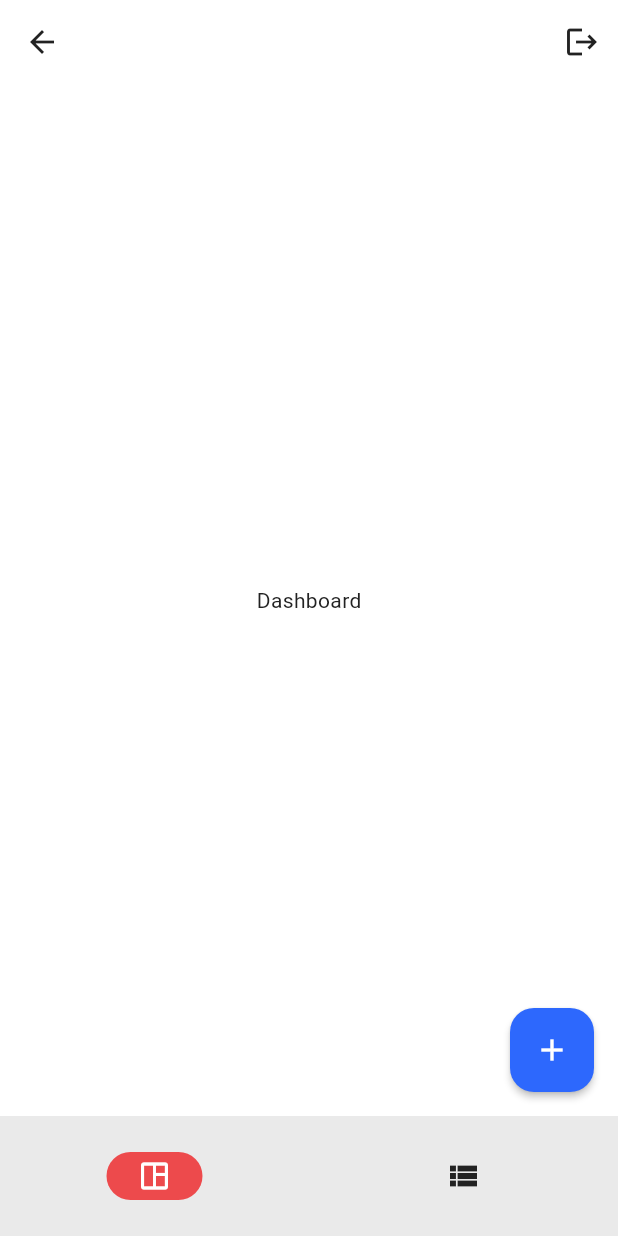
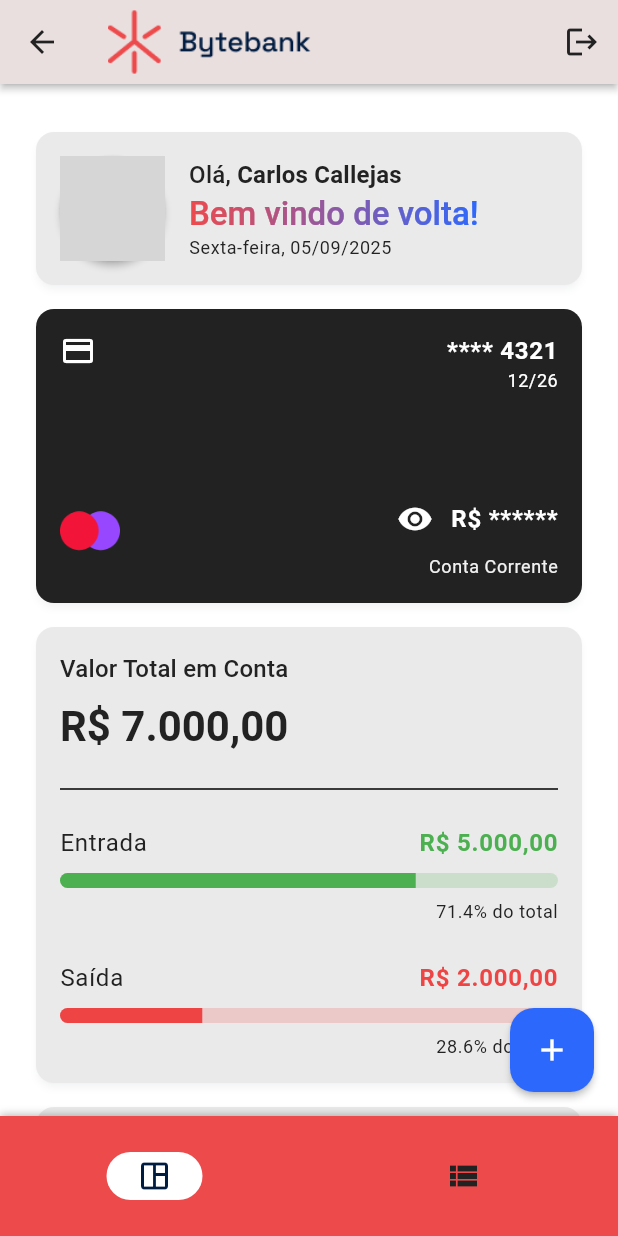
Before and after one commit to carloscallejas91/bytebank_app, a Flutter app: the HomeScreen screen opened by its route, on a phone screen of 412 x 824 dp. Run offline on Flutter 3.47's test engine with Material 3 defaults, Android fonts, the phone set to English and light mode, and no system bars; drawn by our look-alikes of simple_gradient_text; our stand-ins replace firebase_auth, firebase_core, get; accounts and stored records are empty; network calls fail; grey boxes are pictures that could not be loaded.

Commit message:
feat: Implementa Dashboard com cards e informações financeiras
Este commit introduz a tela de Dashboard com diversos widgets para exibir informações financeiras do usuário, além de melhorias na tela Home e adição de novas dependências.

- **Dashboard:**
  - Adiciona `DashboardScreen` que exibe informações como:
    - `HeaderWidget`: Saudação ao usuário, data atual e avatar.
    - `CreditCardWidget`: Detalhes do cartão de crédito (número, validade, saldo, tipo de conta).
    - `BalanceSummaryWidget`: Resumo do saldo total, entradas e saídas com barras de progresso.
    - `SpendingSummaryWidget`: Gastos por categoria com barras de progresso e formatação de valores.
  - Cria `DashboardController` para gerenciar o estado da tela, incluindo a data atual formatada e dados de exemplo para gastos.
  - Adiciona `DateFormatter` para formatar a data exibida no `HeaderWidget`.
  - Inclui novos widgets reutilizáveis:
    - `AvatarWidget`: Exibe a imagem de perfil do usuário.
    - `UserInfoWidget`: Exibe o nome do usuário, mensagem de saudação e data.
    - `GradientTextWidget`: Texto com gradiente de cores.

- **Tela Home:**
  - Atualiza a `AppBar` para exibir o logotipo da aplicação e ajustar cores e elevação.
  - Melhora o `NavigationBar` com cores personalizadas, sombra e tooltip no `FloatingActionButton`.
  - Integra a `DashboardScreen` como a primeira aba da Home.

- **Configuração e Dependências:**
  - Adiciona as dependências `intl`, `simple_gradient_text` e `fl_chart` ao `pubspec.yaml` para formatação de datas/moedas, textos com gradiente e gráficos, respectivamente.
  - Inicializa a formatação de data para 'pt_BR' no `main.dart`.
  - Registra o `DashboardController` no `HomeBinding`.
  - Adiciona a imagem `brand.png` aos assets do projeto em `app_assets.dart`.

```diff
--- a/lib/app/ui/constants/app_assets.dart
+++ b/lib/app/ui/constants/app_assets.dart
@@ -3,6 +3,7 @@ class AppAssets {
 
   // --- IMAGES ---
   static const String logo = 'assets/images/logotipo.png';
+  static const String brand = 'assets/images/brand.png';
 
 // --- ICONS ---
 // static const String logoIcon = 'assets/icons/ic-logotipo.png';
--- /dev/null
+++ b/lib/app/utils/date_formatter.dart
@@ -0,0 +1,12 @@
+import 'package:intl/intl.dart';
+
+class DateFormatter {
+  static const String _locale = 'pt_BR';
+
+  static String formatDayOfWeekWithDate() {
+    final now = DateTime.now();
+    final formattedDate = DateFormat('EEEE, dd/MM/yyyy', _locale).format(now);
+
+    return formattedDate[0].toUpperCase() + formattedDate.substring(1);
+  }
+}
--- a/lib/main.dart
+++ b/lib/main.dart
@@ -1,6 +1,7 @@
 import 'package:firebase_core/firebase_core.dart';
 import 'package:flutter/material.dart';
 import 'package:get/get.dart';
+import 'package:intl/date_symbol_data_local.dart';
 import 'package:mobile_app/app/bindings/app_binding.dart';
 import 'package:mobile_app/app/routes/app_pages.dart';
 import 'package:mobile_app/app/ui/theme/app_theme.dart';
@@ -11,6 +12,8 @@ void main() async {
   WidgetsFlutterBinding.ensureInitialized();
 
   await Firebase.initializeApp(options: DefaultFirebaseOptions.currentPlatform);
+
+  await initializeDateFormatting('pt_BR', null);
 
   runApp(const MyApp());
 }
--- /dev/null
+++ b/lib/modules/dashboard/controllers/dashboard_controller.dart
@@ -0,0 +1,14 @@
+import 'package:get/get.dart';
+import 'package:mobile_app/app/utils/date_formatter.dart';
+
+class DashboardController extends GetxController {
+  final String now = DateFormatter.formatDayOfWeekWithDate();
+
+  final Map<String, double> sampleSpending = {
+    'PIX': 1200.0,
+    'Cartão de Crédito': 800.0,
+    'Boleto': 450.0,
+    'Cartão de Débito': 60.0,
+    'Vale Alimentação': 40.0,
+  };
+}
--- /dev/null
+++ b/lib/modules/dashboard/ui/dashboard_screen.dart
@@ -0,0 +1,45 @@
+import 'package:flutter/material.dart';
+import 'package:get/get.dart';
+import 'package:mobile_app/modules/dashboard/controllers/dashboard_controller.dart';
+import 'package:mobile_app/modules/dashboard/widgets/balance_summary_widget.dart';
+import 'package:mobile_app/modules/dashboard/widgets/credit_card_widget.dart';
+import 'package:mobile_app/modules/dashboard/widgets/header_widget.dart';
+import 'package:mobile_app/modules/dashboard/widgets/spending_summary_widget.dart';
+
+class DashboardScreen extends StatelessWidget {
+  const DashboardScreen({super.key});
+
+  @override
+  Widget build(BuildContext context) {
+    final controller = Get.find<DashboardController>();
+
+    return SizedBox(
+      width: double.infinity,
+      child: Column(
+        mainAxisAlignment: MainAxisAlignment.start,
+        crossAxisAlignment: CrossAxisAlignment.start,
+        spacing: 16,
+        children: [
+          HeaderWidget(
+            name: 'Carlos Callejas',
+            message: 'Bem vindo de volta!',
+            date: controller.now,
+            url: 'https://randomuser.me/api/portraits/men/76.jpg',
+          ),
+          CreditCardWidget(
+            number: '4321',
+            validity: '12/26',
+            balance: '12.555,00',
+            accountType: 'Conta Corrente',
+          ),
+          const BalanceSummaryWidget(
+            total: 7000.00,
+            income: 5000.00,
+            expenses: 2000.00,
+          ),
+          SpendingSummaryWidget(spendingData: controller.sampleSpending),
+        ],
+      ),
+    );
+  }
+}
--- /dev/null
+++ b/lib/modules/dashboard/widgets/avatar_widget.dart
@@ -0,0 +1,17 @@
+import 'package:flutter/material.dart';
+
+class AvatarWidget extends StatelessWidget {
+  final String url;
+
+  const AvatarWidget({super.key, required this.url});
+
+  @override
+  Widget build(BuildContext context) {
+    return Material(
+      color: Colors.transparent,
+      shape: CircleBorder(),
+      elevation: 2,
+      child: CircleAvatar(backgroundImage: NetworkImage(url), radius: 35),
+    );
+  }
+}
--- /dev/null
+++ b/lib/modules/dashboard/widgets/balance_summary_widget.dart
@@ -0,0 +1,112 @@
+import 'package:flutter/material.dart';
+import 'package:get/get.dart';
+import 'package:intl/intl.dart';
+
+class BalanceSummaryWidget extends StatelessWidget {
+  final double total;
+  final double income;
+  final double expenses;
+
+  const BalanceSummaryWidget({
+    super.key,
+    required this.total,
+    required this.income,
+    required this.expenses,
+  });
+
+  @override
+  Widget build(BuildContext context) {
+    final theme = Theme.of(context);
+
+    final NumberFormat currencyFormatter = NumberFormat.currency(
+      locale: 'pt_BR',
+      symbol: 'R\$',
+    );
+
+    return Card(
+      margin: EdgeInsets.zero,
+      color: theme.colorScheme.surface,
+      shape: RoundedRectangleBorder(borderRadius: BorderRadius.circular(12)),
+      child: Padding(
+        padding: const EdgeInsets.all(16.0),
+        child: Column(
+          crossAxisAlignment: CrossAxisAlignment.stretch,
+          children: [
+            Text('Valor Total em Conta', style: theme.textTheme.titleMedium),
+            const SizedBox(height: 8),
+            Text(
+              currencyFormatter.format(total),
+              style: theme.textTheme.headlineMedium?.copyWith(
+                fontWeight: FontWeight.bold,
+              ),
+            ),
+            const SizedBox(height: 16),
+            const Divider(),
+            const SizedBox(height: 16),
+            _financialProgressBar(
+              label: 'Entrada',
+              value: income,
+              percentage: total > 0 ? income / total : 0,
+              color: Colors.green,
+              currencyFormatter: currencyFormatter,
+            ),
+            const SizedBox(height: 24),
+            _financialProgressBar(
+              label: 'Saída',
+              value: expenses,
+              percentage: total > 0 ? expenses / total : 0,
+              color: theme.colorScheme.error,
+              currencyFormatter: currencyFormatter,
+            ),
+          ],
+        ),
+      ),
+    );
+  }
+
+  Widget _financialProgressBar({
+    required String label,
+    required double value,
+    required double percentage,
+    required Color color,
+    required NumberFormat currencyFormatter,
+  }) {
+    final theme = Theme.of(Get.context!);
+
+    return Column(
+      crossAxisAlignment: CrossAxisAlignment.start,
+      spacing: 8,
+      children: [
+        Row(
+          mainAxisAlignment: MainAxisAlignment.spaceBetween,
+          children: [
+            Text(label, style: theme.textTheme.bodyLarge),
+            Text(
+              currencyFormatter.format(value),
+              style: theme.textTheme.bodyLarge?.copyWith(
+                fontWeight: FontWeight.bold,
+                color: color,
+              ),
+            ),
+          ],
+        ),
+        ClipRRect(
+          borderRadius: BorderRadius.circular(10),
+          child: LinearProgressIndicator(
+            value: percentage,
+            minHeight: 10,
+            valueColor: AlwaysStoppedAnimation<Color>(color),
+            backgroundColor: color.withValues(alpha: 0.2),
+          ),
+        ),
+        Align(
+          alignment: Alignment.centerRight,
+          child: Text(
+            '${(percentage * 100).toStringAsFixed(1)}% do total',
+            style: theme.textTheme.bodySmall,
+          ),
+        ),
+      ],
+    );
+  }
+}
--- /dev/null
+++ b/lib/modules/dashboard/widgets/credit_card_widget.dart
@@ -0,0 +1,107 @@
+import 'package:flutter/material.dart';
+import 'package:mobile_app/app/ui/constants/app_assets.dart';
+
+class CreditCardWidget extends StatelessWidget {
+  final String number;
+  final String validity;
+  final String balance;
+  final String accountType;
+
+  const CreditCardWidget({
+    super.key,
+    required this.number,
+    required this.validity,
+    required this.balance,
+    required this.accountType,
+  });
+
+  @override
+  Widget build(BuildContext context) {
+    final theme = Theme.of(context);
+
+    const Color background = Color(0xFF222222);
+    const Color foreground = Color(0xFFFFFFFF);
+    const Color foregroundAlt = Color(0xFFF1F1F1);
+
+    return Card(
+      margin: EdgeInsets.zero,
+      color: background,
+      shape: RoundedRectangleBorder(borderRadius: BorderRadius.circular(12)),
+      child: Padding(
+        padding: const EdgeInsets.all(16.0),
+        child: Column(
+          spacing: 60,
+          children: [
+            _buildHeader(foreground, theme),
+            _buildContent(foreground, theme, foregroundAlt),
+          ],
+        ),
+      ),
+    );
+  }
+
+  Widget _buildHeader(Color foreground, ThemeData theme) {
+    return Row(
+      mainAxisAlignment: MainAxisAlignment.spaceBetween,
+      crossAxisAlignment: CrossAxisAlignment.start,
+      children: [
+        Icon(Icons.credit_card, color: foreground),
+        Column(
+          crossAxisAlignment: CrossAxisAlignment.end,
+          children: [
+            Text(
+              '**** $number',
+              style: theme.textTheme.bodyLarge!.copyWith(
+                color: foreground,
+                fontWeight: FontWeight.bold,
+              ),
+            ),
+            Text(
+              validity,
+              style: theme.textTheme.bodySmall!.copyWith(color: foreground),
+            ),
+          ],
+        ),
+      ],
+    );
+  }
+
+  Widget _buildContent(Color foreground, ThemeData theme, Color foregroundAlt) {
+    return Row(
+      mainAxisAlignment: MainAxisAlignment.spaceBetween,
+      crossAxisAlignment: CrossAxisAlignment.center,
+      children: [
+        Image.asset(AppAssets.brand, width: 40),
+        Column(
+          crossAxisAlignment: CrossAxisAlignment.end,
+          children: [
+            Row(
+              children: [
+                Row(
+                  crossAxisAlignment: CrossAxisAlignment.center,
+                  children: [
+                    IconButton(
+                      onPressed: () {},
+                      icon: Icon(Icons.visibility, color: foreground),
+                    ),
+                    Text(
+                      'R\$ ******', // balance
+                      style: theme.textTheme.bodyLarge!.copyWith(
+                        color: foreground,
+                        fontWeight: FontWeight.bold,
+                      ),
+                    ),
+                  ],
+                ),
+              ],
+            ),
+            Text(
+              accountType,
+              style: theme.textTheme.bodySmall!.copyWith(color: foregroundAlt),
+            ),
+          ],
+        ),
+      ],
+    );
+  }
+}
--- /dev/null
+++ b/lib/modules/dashboard/widgets/header_widget.dart
@@ -0,0 +1,41 @@
+import 'package:flutter/material.dart';
+import 'package:mobile_app/modules/dashboard/widgets/avatar_widget.dart';
+import 'package:mobile_app/modules/dashboard/widgets/user_info_widget.dart';
+
+class HeaderWidget extends StatelessWidget {
+  final String name;
+  final String message;
+  final String date;
+  final String url;
+
+  const HeaderWidget({
+    super.key,
+    required this.name,
+    required this.message,
+    required this.date,
+    required this.url,
+  });
+
+  @override
+  Widget build(BuildContext context) {
+    final theme = Theme.of(context);
+
+    return Card(
+      margin: EdgeInsets.zero,
+      color: theme.colorScheme.surface,
+      shape: RoundedRectangleBorder(borderRadius: BorderRadius.circular(12)),
+      child: Padding(
+        padding: const EdgeInsets.all(16.0),
+        child: Row(
+          mainAxisAlignment: MainAxisAlignment.start,
+          crossAxisAlignment: CrossAxisAlignment.center,
+          spacing: 16,
+          children: [
+            AvatarWidget(url: url),
+            UserInfoWidget(name: name, message: message, date: date),
+          ],
+        ),
+      ),
+    );
+  }
+}
--- /dev/null
+++ b/lib/modules/dashboard/widgets/spending_summary_widget.dart
@@ -0,0 +1,150 @@
+import 'dart:math';
+
+import 'package:flutter/material.dart';
+import 'package:get/get.dart';
+import 'package:intl/intl.dart';
+
+
+
+class SpendingSummaryWidget extends StatelessWidget {
+  final Map<String, double> spendingData;
+
+  const SpendingSummaryWidget({super.key, required this.spendingData});
+
+  @override
+  Widget build(BuildContext context) {
+    final theme = Theme.of(context);
+
+    final List<Color> progressBarColors = [
+      Colors.blueAccent,
+      Colors.purpleAccent,
+      Colors.orangeAccent,
+      Colors.teal,
+      Colors.redAccent,
+      Colors.indigoAccent,
+      Colors.greenAccent,
+    ];
+
+    final NumberFormat currencyFormatter = NumberFormat.currency(
+      locale: 'pt_BR',
+      symbol: 'R\$',
+    );
+
+    final Map<String, double> processedCategories = _processSpendingData(
+      spendingData,
+    );
+
+    final double totalSpending = spendingData.values.reduce(
+      (sum, item) => sum + item,
+    );
+
+    final Random random = Random();
+
+    return Card(
+      margin: EdgeInsets.zero,
+      color: theme.colorScheme.surface,
+      shape: RoundedRectangleBorder(borderRadius: BorderRadius.circular(12)),
+      child: Padding(
+        padding: const EdgeInsets.all(16.0),
+        child: Column(
+          crossAxisAlignment: CrossAxisAlignment.stretch,
+          spacing: 16,
+          children: [
+            Text('Gastos por Categoria', style: theme.textTheme.titleMedium),
+            const Divider(),
+            ...processedCategories.entries.map((entry) {
+              final String category = entry.key;
+              final double value = entry.value;
+              final double percentage = totalSpending > 0
+                  ? value / totalSpending
+                  : 0;
+
+              final Color barColor =
+                  progressBarColors[random.nextInt(progressBarColors.length)];
+
+              return _spendingCategoryRow(
+                categoryName: category,
+                value: value,
+                percentage: percentage,
+                currencyFormatter: currencyFormatter,
+                barColor: barColor,
+              );
+            }),
+          ],
+        ),
+      ),
+    );
+  }
+
+  Widget _spendingCategoryRow({
+    required String categoryName,
+    required double value,
+    required double percentage,
+    required NumberFormat currencyFormatter,
+    required Color barColor,
+  }) {
+    final theme = Theme.of(Get.context!);
+
+    return Padding(
+      padding: const EdgeInsets.symmetric(vertical: 12.0),
+      child: Column(
+        crossAxisAlignment: CrossAxisAlignment.start,
+        children: [
+          Row(
+            mainAxisAlignment: MainAxisAlignment.spaceBetween,
+            children: [
+              Text(categoryName, style: theme.textTheme.bodyLarge),
+              Text(
+                currencyFormatter.format(value),
+                style: theme.textTheme.bodyLarge?.copyWith(
+                  fontWeight: FontWeight.bold,
+                ),
+              ),
+            ],
+          ),
+          const SizedBox(height: 8),
+          ClipRRect(
+            borderRadius: BorderRadius.circular(10),
+            child: LinearProgressIndicator(
+              value: percentage,
+              minHeight: 10,
+              valueColor: AlwaysStoppedAnimation<Color>(barColor),
+              backgroundColor: barColor.withValues(alpha: 0.2),
+            ),
+          ),
+          const SizedBox(height: 4),
+          Text(
+            '${(percentage * 100).toStringAsFixed(1)}% do total de gastos',
+            style: theme.textTheme.bodySmall,
+          ),
+        ],
+      ),
+    );
+  }
+}
+
+Map<String, double> _processSpendingData(Map<String, double> spendingData) {
+  if (spendingData.isEmpty) return {};
+
+  final double totalSpending = spendingData.values.reduce(
+    (sum, item) => sum + item,
+  );
+  double threshold = 0.03;
+  double othersValue = 0.0;
+
+  final Map<String, double> mainCategories = {};
+
+  spendingData.forEach((category, value) {
+    if (totalSpending <= 0 || value <= 0) return;
+
+    if (value / totalSpending < threshold) {
+      othersValue += value;
+    } else {
+      mainCategories[category] = value;
+    }
+  });
+
+  if (othersValue > 0) mainCategories['Outros'] = othersValue;
+
+  return mainCategories;
+}
--- /dev/null
+++ b/lib/modules/dashboard/widgets/user_info_widget.dart
@@ -0,0 +1,39 @@
+import 'package:flutter/material.dart';
+import 'package:mobile_app/modules/home/widgets/gradient_text_widget.dart';
+
+class UserInfoWidget extends StatelessWidget {
+  final String name;
+  final String message;
+  final String date;
+
+  const UserInfoWidget({
+    super.key,
+    required this.name,
+    required this.message,
+    required this.date,
+  });
+
+  @override
+  Widget build(BuildContext context) {
+    final theme = Theme.of(context);
+
+    return Column(
+      crossAxisAlignment: CrossAxisAlignment.start,
+      children: [
+        Row(
+          children: [
+            Text('Olá, ', style: theme.textTheme.titleMedium),
+            Text(
+              name,
+              style: theme.textTheme.titleMedium!.copyWith(
+                fontWeight: FontWeight.bold,
+              ),
+            ),
+          ],
+        ),
+        GradientTextWidget(gradientText: message),
+        Text(date, style: theme.textTheme.bodySmall),
+      ],
+    );
+  }
+}
--- a/lib/modules/home/home_binding.dart
+++ b/lib/modules/home/home_binding.dart
@@ -1,9 +1,11 @@
 import 'package:get/get.dart';
+import 'package:mobile_app/modules/dashboard/controllers/dashboard_controller.dart';
 import 'package:mobile_app/modules/home/controllers/home_controller.dart';
 
 class HomeBinding implements Bindings {
   @override
   void dependencies() {
     Get.lazyPut<HomeController>(() => HomeController(), fenix: true);
+    Get.lazyPut<DashboardController>(() => DashboardController(), fenix: true);
   }
 }
--- a/lib/modules/home/ui/home_screen.dart
+++ b/lib/modules/home/ui/home_screen.dart
@@ -1,5 +1,7 @@
 import 'package:flutter/material.dart';
 import 'package:get/get.dart';
+import 'package:mobile_app/app/ui/constants/app_assets.dart';
+import 'package:mobile_app/modules/dashboard/ui/dashboard_screen.dart';
 import 'package:mobile_app/modules/home/controllers/home_controller.dart';
 
 class HomeScreen extends StatelessWidget {
@@ -7,28 +9,30 @@ class HomeScreen extends StatelessWidget {
 
   @override
   Widget build(BuildContext context) {
-    final homeController = Get.find<HomeController>();
+    final controller = Get.find<HomeController>();
     final theme = Theme.of(context);
 
     final List<Widget> screens = [
-      const Center(child: Text('Dashboard')),
+      const Center(child: DashboardScreen()),
       const Center(child: Text('Extrato')),
     ];
 
     return Scaffold(
       backgroundColor: theme.scaffoldBackgroundColor,
-      appBar: _buildAppBar(),
-      bottomNavigationBar: _buildNavigationBar(homeController, theme),
+      appBar: _buildAppBar(theme),
+      bottomNavigationBar: _buildNavigationBar(controller, theme),
       floatingActionButton: _buildFloatingActionButton(theme),
       floatingActionButtonLocation: FloatingActionButtonLocation.endFloat,
-      body: _buildBody(homeController, screens),
+      body: _buildBody(controller, screens),
     );
   }
 
-  AppBar _buildAppBar() {
+  AppBar _buildAppBar(ThemeData theme) {
     return AppBar(
-      backgroundColor: Colors.transparent,
-      elevation: 0,
+      title: Image.asset(AppAssets.logo, height: 50),
+      backgroundColor: theme.colorScheme.surface,
+      shadowColor: theme.colorScheme.shadow,
+      elevation: 2,
       actions: [
         IconButton(
           icon: const Icon(Icons.logout),
@@ -40,31 +44,48 @@ class HomeScreen extends StatelessWidget {
   }
 
   Widget _buildNavigationBar(HomeController controller, ThemeData theme) {
-    return Obx(
+    final navigationBar = Obx(
       () => NavigationBar(
         selectedIndex: controller.selectedIndex.value,
         onDestinationSelected: controller.changePage,
         labelBehavior: NavigationDestinationLabelBehavior.alwaysHide,
         maintainBottomViewPadding: true,
-        indicatorColor: theme.colorScheme.primary,
+        backgroundColor: theme.colorScheme.primary,
+        indicatorColor: theme.colorScheme.onPrimaryContainer,
         destinations: [
           NavigationDestination(
             icon: Icon(Icons.dashboard),
-            selectedIcon: Icon(Icons.space_dashboard_outlined),
+            selectedIcon: Icon(Icons.space_dashboard_outlined, color: theme.colorScheme.tertiary,),
             label: 'Dashboard',
           ),
           NavigationDestination(
             icon: Icon(Icons.view_list),
-            selectedIcon: Icon(Icons.view_list_outlined),
+            selectedIcon: Icon(Icons.view_list_outlined, color: theme.colorScheme.tertiary,),
             label: 'Extrato',
           ),
         ],
       ),
     );
+
+    return Container(
+      decoration: BoxDecoration(
+        color: theme.colorScheme.primary,
+        boxShadow: [
+          BoxShadow(
+            color: theme.colorScheme.shadow.withValues(alpha: 0.3),
+            spreadRadius: 0,
+            blurRadius: 4,
+            offset: const Offset(0, -1),
+          ),
+        ],
+      ),
+      child: navigationBar,
+    );
   }
 
   Widget _buildFloatingActionButton(ThemeData theme) {
     return FloatingActionButton(
+      tooltip: 'Adicionar extrato',
       backgroundColor: theme.colorScheme.secondary,
       elevation: 2.0,
       onPressed: () {},
@@ -77,7 +98,7 @@ class HomeScreen extends StatelessWidget {
       builder: (context, constraints) {
         return SingleChildScrollView(
           child: ConstrainedBox(
-            constraints: BoxConstraints(minHeight: constraints.maxHeight),
+            constraints: BoxConstraints(minHeight: constraints.minHeight),
             child: Padding(
               padding: const EdgeInsets.symmetric(
                 horizontal: 24.0,
--- /dev/null
+++ b/lib/modules/home/widgets/gradient_text_widget.dart
@@ -0,0 +1,21 @@
+import 'package:flutter/material.dart';
+import 'package:simple_gradient_text/simple_gradient_text.dart';
+
+class GradientTextWidget extends StatelessWidget {
+  final String gradientText;
+
+  const GradientTextWidget({super.key, required this.gradientText});
+
+  @override
+  Widget build(BuildContext context) {
+    final theme = Theme.of(context);
+
+    return GradientText(
+      gradientText,
+      style: theme.textTheme.titleLarge?.copyWith(
+        fontWeight: FontWeight.w500,
+      ),
+      colors: [theme.colorScheme.primary, theme.colorScheme.secondary],
+    );
+  }
+}
--- a/pubspec.yaml
+++ b/pubspec.yaml
@@ -31,6 +31,8 @@ dependencies:
   flutter:
     sdk: flutter
 
+  intl: ^0.20.2
+
   # Core
   get: ^4.7.2
 
@@ -38,6 +40,10 @@ dependencies:
   firebase_core: ^4.0.0
   firebase_auth: ^6.0.1
   cloud_firestore: ^6.0.0
+
+  # ui
+  simple_gradient_text: ^1.3.0
+  fl_chart: ^1.1.0
 
   # The following adds the Cupertino Icons font to your application.
   # Use with the CupertinoIcons class for iOS style icons.
```
Also changed, not shown: assets/images/brand.png (added), pubspec.lock.
